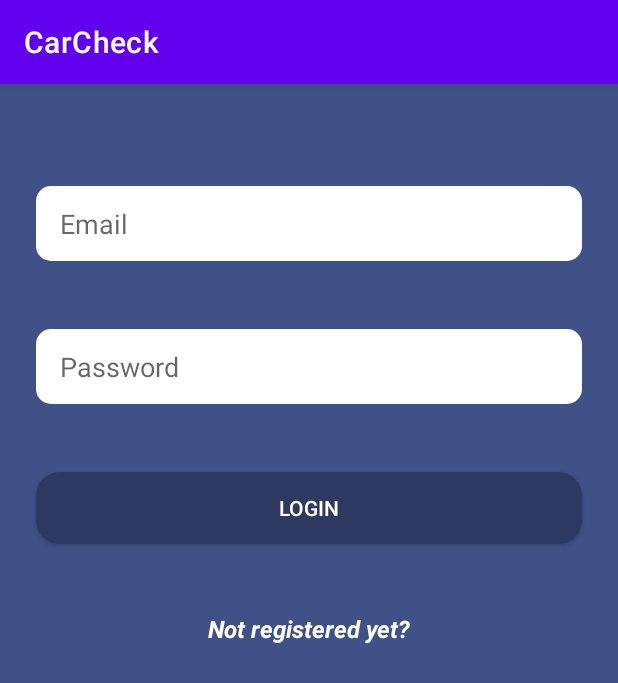
After one commit to DavideIntiso/CarCheck, an Android app: the LoginActivity screen opened directly, with no data from a screen before it, on a phone screen of 412 x 824 dp. The commit adds this screen. Shown: the top 683 px of the screen. Run offline under Robolectric (Android 15) with nearby library versions, the phone set to English and light mode, and no system bars; our stand-ins replace Firebase (no records; nobody signed in at launch, a user with empty details on screens opened directly).

Commit message:
Login and register layouts and activities completed

```diff
--- a/app/src/main/AndroidManifest.xml
+++ b/app/src/main/AndroidManifest.xml
@@ -9,7 +9,9 @@
         android:roundIcon="@mipmap/ic_launcher_round"
         android:supportsRtl="true"
         android:theme="@style/Theme.CarCheck">
-        <activity android:name=".RegistrationActivity"></activity>
+        <activity android:name=".views.UserGroupsActivity"></activity>
+        <activity android:name=".registrationlogin.LoginActivity" />
+        <activity android:name=".registrationlogin.RegistrationActivity" />
     </application>
 
 </manifest>
--- /dev/null
+++ b/app/src/main/java/com/dipalmaintiso/carcheck/registrationlogin/LoginActivity.kt
@@ -0,0 +1,48 @@
+package com.dipalmaintiso.carcheck.registrationlogin
+
+import android.content.Intent
+import androidx.appcompat.app.AppCompatActivity
+import android.os.Bundle
+import android.util.Log
+import android.widget.Toast
+import com.dipalmaintiso.carcheck.R
+import com.dipalmaintiso.carcheck.views.UserGroupsActivity
+import com.google.firebase.auth.FirebaseAuth
+import kotlinx.android.synthetic.main.activity_login.*
+
+class LoginActivity : AppCompatActivity() {
+    override fun onCreate(savedInstanceState: Bundle?) {
+        super.onCreate(savedInstanceState)
+        setContentView(R.layout.activity_login)
+
+        loginButtonLogin.setOnClickListener {
+            performLogin()
+        }
+
+        notRegisteredYetTextViewLogin.setOnClickListener {
+            finish()
+        }
+    }
+
+    private fun performLogin(){
+        var email = emailEditTextLogin.text.toString()
+        var password = passwordEditTextLogin.text.toString()
+
+        if (email.isEmpty() || password.isEmpty()){
+            Toast.makeText(this, "Please enter your email and password", Toast.LENGTH_LONG).show()
+            return
+        }
+
+        FirebaseAuth.getInstance().signInWithEmailAndPassword(email, password)
+            .addOnCompleteListener {
+                if (!it.isSuccessful) return@addOnCompleteListener
+
+                val intent = Intent(this, UserGroupsActivity::class.java)
+                intent.flags = Intent.FLAG_ACTIVITY_CLEAR_TASK.or(Intent.FLAG_ACTIVITY_NEW_TASK)
+                startActivity(intent)
+            }
+            .addOnFailureListener {
+                Toast.makeText(this, "Login failed: ${it.message}", Toast.LENGTH_LONG).show()
+            }
+    }
+}
--- /dev/null
+++ b/app/src/main/res/layout/activity_login.xml
@@ -0,0 +1,67 @@
+<?xml version="1.0" encoding="utf-8"?>
+<androidx.constraintlayout.widget.ConstraintLayout xmlns:android="http://schemas.android.com/apk/res/android"
+xmlns:app="http://schemas.android.com/apk/res-auto"
+xmlns:tools="http://schemas.android.com/tools"
+android:layout_width="match_parent"
+android:layout_height="match_parent"
+tools:context=".registrationlogin.LoginActivity"
+android:background="@color/app_color">
+
+<EditText
+    android:id="@+id/emailEditTextLogin"
+    android:layout_width="0dp"
+    android:layout_height="50dp"
+    android:layout_marginStart="24dp"
+    android:layout_marginTop="68dp"
+    android:layout_marginEnd="24dp"
+    android:background="@drawable/rounded_edittext_login"
+    android:ems="10"
+    android:hint="@string/email_hint"
+    android:inputType="textEmailAddress"
+    android:paddingLeft="16dp"
+    app:layout_constraintEnd_toEndOf="parent"
+
+    app:layout_constraintHorizontal_bias="0.497"
+    app:layout_constraintStart_toStartOf="parent"
+    app:layout_constraintTop_toTopOf="parent" />
+
+<EditText
+    android:id="@+id/passwordEditTextLogin"
+    android:layout_width="0dp"
+    android:layout_height="50dp"
+    android:layout_marginTop="45dp"
+    android:background="@drawable/rounded_edittext_login"
+    android:ems="10"
+    android:hint="@string/password_hint"
+    android:inputType="textPassword"
+    android:paddingLeft="16dp"
+    app:layout_constraintEnd_toEndOf="@+id/emailEditTextLogin"
+    app:layout_constraintHorizontal_bias="0.0"
+    app:layout_constraintStart_toStartOf="@+id/emailEditTextLogin"
+    app:layout_constraintTop_toBottomOf="@+id/emailEditTextLogin" />
+
+<android.widget.Button
+    android:id="@+id/loginButtonLogin"
+    android:layout_width="0dp"
+    android:layout_height="wrap_content"
+    android:layout_marginTop="45dp"
+    android:textColor="@color/white"
+    android:background="@drawable/rounded_button"
+    android:text="@string/login_button"
+    app:layout_constraintEnd_toEndOf="@+id/passwordEditTextLogin"
+    app:layout_constraintStart_toStartOf="@+id/passwordEditTextLogin"
+    app:layout_constraintTop_toBottomOf="@+id/passwordEditTextLogin" />
+
+<TextView
+    android:id="@+id/notRegisteredYetTextViewLogin"
+    android:layout_width="wrap_content"
+    android:layout_height="wrap_content"
+    android:layout_marginTop="45dp"
+    android:text="@string/not_registered_yet_link"
+    android:textColor="#FFFFFF"
+    android:textSize="16sp"
+    android:textStyle="bold|italic"
+    app:layout_constraintEnd_toEndOf="@+id/loginButtonLogin"
+    app:layout_constraintStart_toStartOf="@+id/loginButtonLogin"
+    app:layout_constraintTop_toBottomOf="@+id/loginButtonLogin" />
+</androidx.constraintlayout.widget.ConstraintLayout>
--- a/app/src/main/res/values/strings.xml
+++ b/app/src/main/res/values/strings.xml
@@ -7,5 +7,5 @@
     <string name="register_button">Register</string>
     <string name="already_registered_link">Already registered?</string>
     <string name="login_button">Login</string>
-    <string name="back_registration">Back to registration</string>
+    <string name="not_registered_yet_link">Not registered yet?</string>
 </resources>
```
Also changed, not shown: app/src/main/java/com/dipalmaintiso/carcheck/registrationlogin/RegistrationActivity.kt (+83 -2 lines), app/src/main/java/com/dipalmaintiso/carcheck/views/UserGroupsActivity.kt (added, +12 -0 lines), app/src/main/res/layout/activity_user_groups.xml (added, +9 -0 lines).
